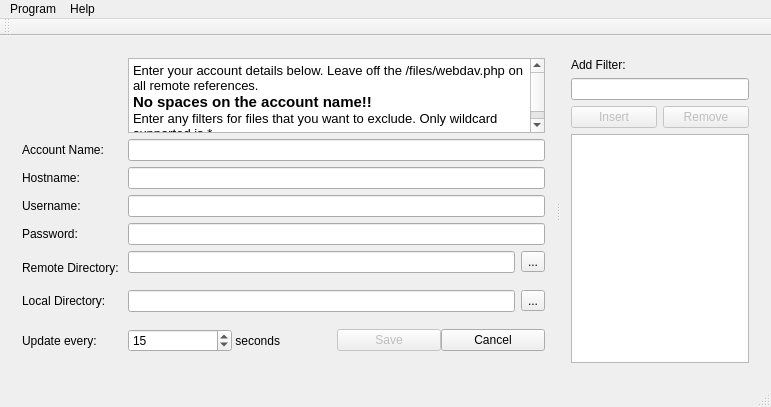
Before: the Qt Designer form SyncWindow.ui in GrossLukas/client, drawn with Qt 5.
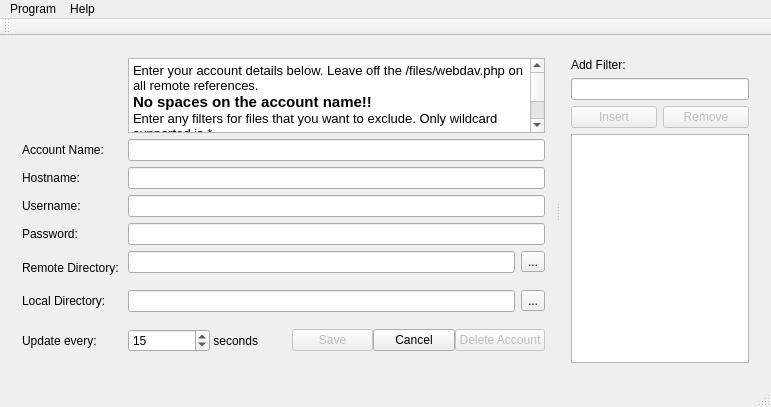
After: the same form once the commit is applied. Icons and pictures are not drawn.

Commit message: Added ability to remove an account. User must enable the button from the menu bar in order to remove the account.  Note, files will not be deleted but all synchronization information will be lost.

Diff of the .ui file:
```diff
--- a/SyncWindow.ui
+++ b/SyncWindow.ui
@@ -219,7 +219,8 @@
 &lt;/style&gt;&lt;/head&gt;&lt;body style=&quot; font-family:'Sans Serif'; font-size:10pt; font-weight:400; font-style:normal;&quot;&gt;
 &lt;p style=&quot; margin-top:0px; margin-bottom:0px; margin-left:0px; margin-right:0px; -qt-block-indent:0; text-indent:0px;&quot;&gt;Enter your account details below. Leave off the /files/webdav.php on all remote references.&lt;/p&gt;
 &lt;p style=&quot; margin-top:0px; margin-bottom:0px; margin-left:0px; margin-right:0px; -qt-block-indent:0; text-indent:0px;&quot;&gt;&lt;span style=&quot; font-size:11pt; font-weight:600;&quot;&gt;No spaces on the account name!!&lt;/span&gt;&lt;/p&gt;
-&lt;p style=&quot; margin-top:0px; margin-bottom:0px; margin-left:0px; margin-right:0px; -qt-block-indent:0; text-indent:0px;&quot;&gt;Enter any filters for files that you want to exclude. Only wildcard supported is *&lt;/p&gt;&lt;/body&gt;&lt;/html&gt;</string>
+&lt;p style=&quot; margin-top:0px; margin-bottom:0px; margin-left:0px; margin-right:0px; -qt-block-indent:0; text-indent:0px;&quot;&gt;Enter any filters for files that you want to exclude. Only wildcard supported is *&lt;/p&gt;
+&lt;p style=&quot; margin-top:0px; margin-bottom:0px; margin-left:0px; margin-right:0px; -qt-block-indent:0; text-indent:0px;&quot;&gt;To delete account enable the button from he pop up menu. Then click the delete account button.&lt;/p&gt;&lt;/body&gt;&lt;/html&gt;</string>
               </property>
              </widget>
             </item>
@@ -410,6 +411,16 @@
                  </property>
                 </widget>
                </item>
+               <item>
+                <widget class="QPushButton" name="buttonDeleteAccount">
+                 <property name="enabled">
+                  <bool>false</bool>
+                 </property>
+                 <property name="text">
+                  <string>Delete Account</string>
+                 </property>
+                </widget>
+               </item>
               </layout>
              </widget>
             </item>
```
Left out of the diff: 6 changed lines with no effect on the pictures. The commit also changes 4 other files.
